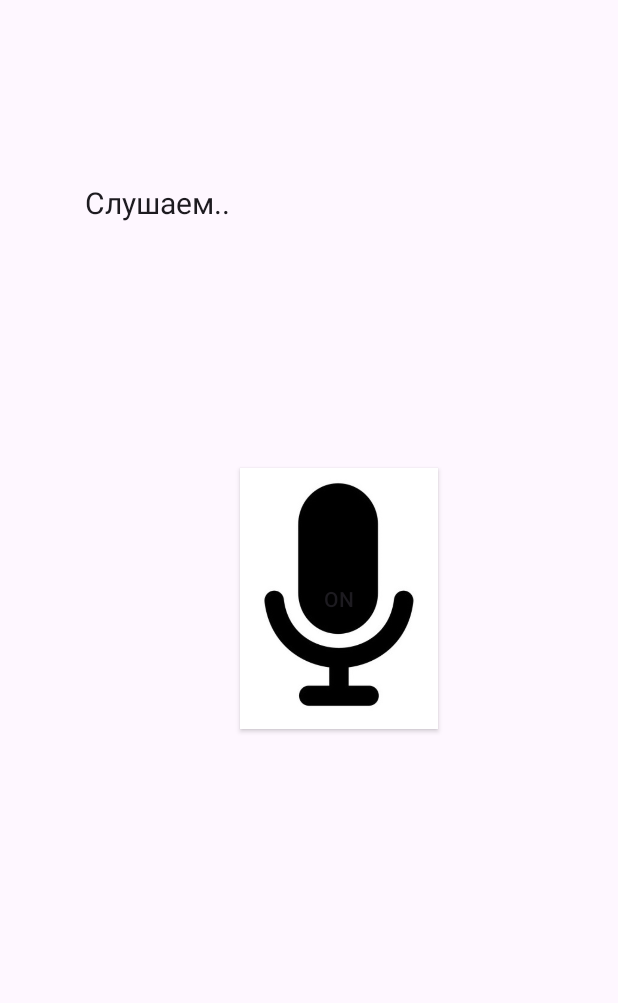
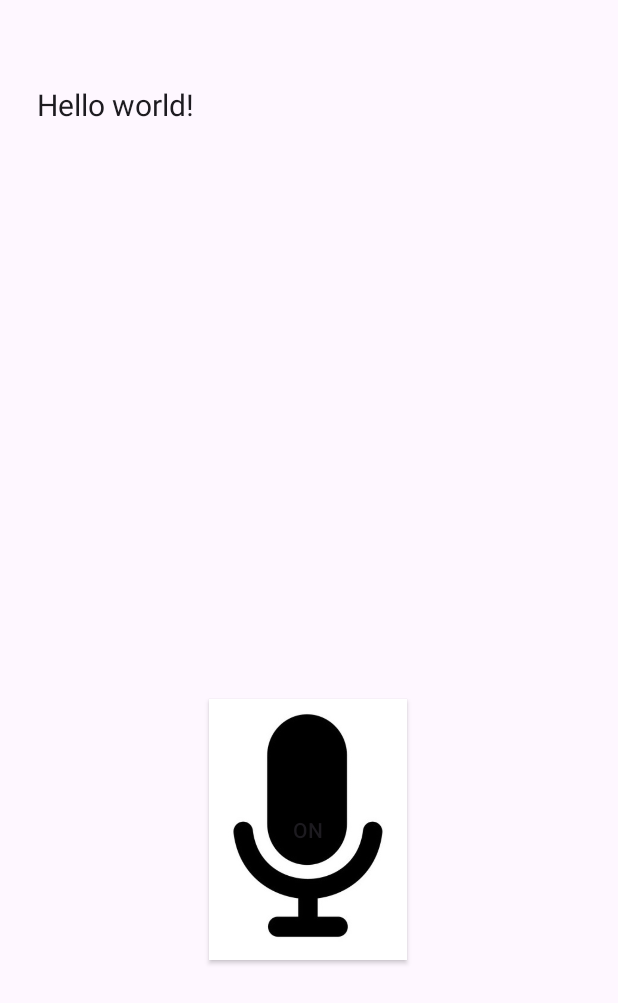
Before and after one commit to Helegven/CaptainD_for_Test, an Android app: the screen it shows after launch (MainActivity), after a tap on "OFF", on a phone screen of 412 x 824 dp. Shown: the top 1003 px of the screen. Run offline under Robolectric (Android 15) with nearby library versions, the phone set to English and light mode, and no system bars.

Commit message:
Теперь после выдачи результата на дисплей кнопка возвращается в исходное положение, так-же добавил пуш для отображения статуса "слушаем", "не слушаем".

```diff
--- a/app/src/main/java/com/example/captainb/MainActivity.java
+++ b/app/src/main/java/com/example/captainb/MainActivity.java
@@ -14,6 +14,7 @@ import android.speech.RecognitionListener;
 import android.speech.RecognizerIntent;
 import android.speech.SpeechRecognizer;
 import android.view.View;
+import android.widget.Button;
 import android.widget.TextView;
 import android.widget.Toast;
 import android.widget.ToggleButton;
@@ -45,6 +46,8 @@ public class MainActivity extends AppCompatActivity {
         setContentView(R.layout.activity_main);
 
         textView = findViewById(R.id.textView);
+
+        ToggleButton customButton = findViewById(R.id.toggle);
 
         ActivityCompat.requestPermissions(this, new String[]{RECORD_AUDIO}, PackageManager.PERMISSION_GRANTED);
 
@@ -107,6 +110,7 @@ public class MainActivity extends AppCompatActivity {
                             textView.post(new Runnable() {
                                 public void run() {
                                     textView.setText(answer_text);
+                                    customButton.setChecked(false);
                                 }
                             });
 //
@@ -152,14 +156,15 @@ public class MainActivity extends AppCompatActivity {
     }
     public void StartListen(View view){
         Log.d(TAG, "StartButton: ");
-
-        textView.setText("Слушаем..");
+        Toast.makeText(MainActivity.this, "Слушаем..", Toast.LENGTH_SHORT).show();
+//        textView.setText("Слушаем..");
         speechRecognizer.startListening(intentRecognizer);
     }
 
     public void StopListen(View view){
         speechRecognizer.stopListening();
-        textView.setText("Стоп");
+//        textView.setText("Стоп");
+        Toast.makeText(MainActivity.this, "Всё, не слышу", Toast.LENGTH_SHORT).show();
     }
 
     public void onToggleClicked(View view) {
@@ -261,5 +266,4 @@ public class MainActivity extends AppCompatActivity {
             }
         }
     }
-
 }
--- a/app/src/main/res/layout/activity_main.xml
+++ b/app/src/main/res/layout/activity_main.xml
@@ -8,24 +8,7 @@
     android:orientation="vertical"
     tools:context=".MainActivity">
 
-    <TextView
-        android:id="@+id/textView"
-        android:layout_width="315dp"
-        android:layout_height="139dp"
-        android:layout_marginEnd="40dp"
-        android:fontFamily="sans-serif"
-        android:text="@string/hello_world"
-        android:textAlignment="viewStart"
-        android:textAppearance="@style/TextAppearance.AppCompat.Body1"
-        android:textSize="20sp"
-        app:layout_constraintBottom_toBottomOf="parent"
-        app:layout_constraintEnd_toEndOf="parent"
-        app:layout_constraintHorizontal_bias="1.0"
-        app:layout_constraintStart_toStartOf="parent"
-        app:layout_constraintTop_toTopOf="parent"
-        app:layout_constraintVertical_bias="0.177" />
-
-<!--    <Button-->
+    <!--    <Button-->
 <!--        android:id="@+id/button"-->
 <!--        android:layout_width="157dp"-->
 <!--        android:layout_height="71dp"-->
@@ -48,16 +31,35 @@
 <!--        app:layout_constraintStart_toStartOf="parent" />-->
 
 
+    <TextView
+        android:id="@+id/textView"
+        android:layout_width="363dp"
+        android:layout_height="wrap_content"
+        android:layout_marginEnd="24dp"
+        android:fontFamily="sans-serif"
+        android:text="@string/hello_world"
+        android:textAlignment="viewStart"
+        android:textAppearance="@style/TextAppearance.AppCompat.Body1"
+        android:textSize="20sp"
+        app:layout_constraintBottom_toBottomOf="parent"
+        app:layout_constraintEnd_toEndOf="parent"
+        app:layout_constraintHorizontal_bias="1.0"
+        app:layout_constraintStart_toStartOf="parent"
+        app:layout_constraintTop_toTopOf="parent"
+        app:layout_constraintVertical_bias="0.06999999" />
+
     <ToggleButton
         android:id="@+id/toggle"
         android:layout_width="132dp"
         android:layout_height="174dp"
-        android:layout_marginLeft="160dp"
-        android:layout_marginTop="312dp"
         android:background="@drawable/button_custom"
         android:onClick="onToggleClicked"
-        app:layout_constraintLeft_toLeftOf="parent"
-        app:layout_constraintTop_toTopOf="parent"/>
+        app:layout_constraintBottom_toBottomOf="parent"
+        app:layout_constraintEnd_toEndOf="parent"
+        app:layout_constraintHorizontal_bias="0.498"
+        app:layout_constraintStart_toStartOf="parent"
+        app:layout_constraintTop_toBottomOf="@+id/textView"
+        app:layout_constraintVertical_bias="0.675" />
 
 
 </androidx.constraintlayout.widget.ConstraintLayout>
```
